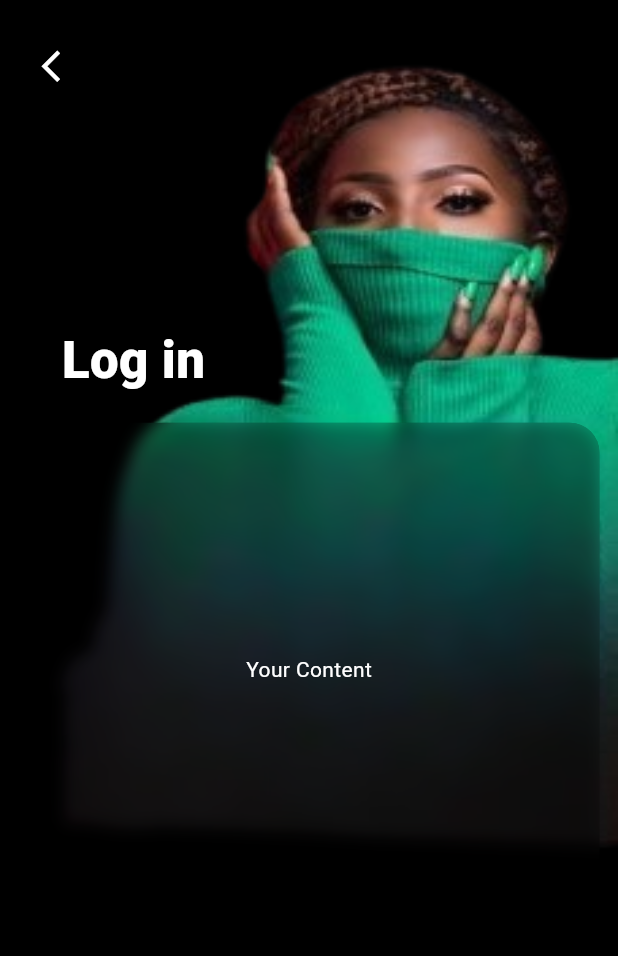
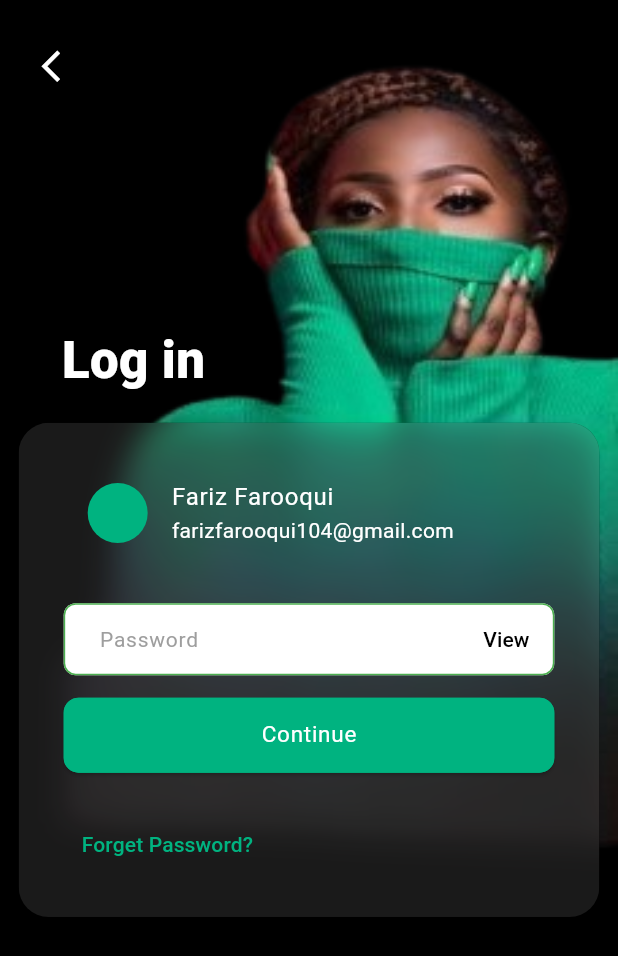
Before and after one commit to farizfarooqui/test_task, a Flutter app: the screen it shows after launch, on a phone screen of 412 x 824 dp. Shown: the top 956 px of the screen. Run offline on Flutter 3.47's test engine with Material 3 defaults, Android fonts, the phone set to English and light mode, and no system bars.

Commit message:
login screen done

```diff
--- /dev/null
+++ b/lib/Constant/app_colors.dart
@@ -0,0 +1,5 @@
+import 'package:flutter/material.dart';
+
+class AppColors {
+  static const Color green = Color(0xFF00b380);
+}
--- a/lib/Features/Authentication/login_screen.dart
+++ b/lib/Features/Authentication/login_screen.dart
@@ -1,11 +1,14 @@
 import 'dart:ui';
-
 import 'package:flutter/material.dart';
 import 'package:flutter/widgets.dart';
+import 'package:test_task/Constant/app_colors.dart';
+import 'package:test_task/Features/Authentication/widgets/custom_button.dart';
+import 'package:test_task/Features/Authentication/widgets/custom_text_field.dart';
 
+// ignore: must_be_immutable
 class LoginScreen extends StatelessWidget {
-  const LoginScreen({super.key});
-
+  LoginScreen({super.key});
+  TextEditingController passController = TextEditingController();
   @override
   Widget build(BuildContext context) {
     return Scaffold(
@@ -60,24 +63,85 @@ class LoginScreen extends StatelessWidget {
                           height: MediaQuery.of(context).size.height * 0.4,
                           width: MediaQuery.of(context).size.width * 0.94,
                           decoration: BoxDecoration(
-                            borderRadius: BorderRadius.circular(20),
-                            color: Colors.black.withOpacity(0.3),
-                          ),
+                              borderRadius: BorderRadius.circular(20),
+                              color: Colors.black.withOpacity(0.3),
+                              border: Border.all(
+                                color: Colors.transparent,
+                                width: 0.1,
+                              )),
                           child: ClipRRect(
                               borderRadius: BorderRadius.circular(20),
                               child: BackdropFilter(
                                 filter: ImageFilter.blur(
-                                  sigmaX: 5,
-                                  sigmaY: 5,
+                                  sigmaX: 10,
+                                  sigmaY: 10,
                                 ),
                                 child: Container(
-                                  color: Colors.black.withOpacity(0.1),
-                                  child: const Center(
-                                    child: Text(
-                                      'Your Content',
-                                      style: TextStyle(color: Colors.white),
-                                    ),
-                                  ),
+                                  padding: const EdgeInsets.only(
+                                      left: 30, right: 30),
+                                  color: Colors.white.withOpacity(0.1),
+                                  child: Center(
+                                      child: Column(
+                                    mainAxisAlignment: MainAxisAlignment.start,
+                                    crossAxisAlignment:
+                                        CrossAxisAlignment.start,
+                                    children: [
+                                      const Spacer(),
+                                      const ListTile(
+                                        leading: CircleAvatar(
+                                          backgroundColor: AppColors.green,
+                                        ),
+                                        title: Text(
+                                          'Fariz Farooqui',
+                                          style: TextStyle(
+                                            color: Colors.white,
+                                          ),
+                                        ),
+                                        subtitle: Text(
+                                          'farizfarooqui104@gmail.com',
+                                          style: TextStyle(
+                                            color: Colors.white,
+                                          ),
+                                        ),
+                                      ),
+                                      const Spacer(),
+                                      CustomTextField(
+                                        hintText: 'Password',
+                                        obscureText: true,
+                                        controller: passController,
+                                        suffix: TextButton(
+                                          onPressed: () {},
+                                          child: const Text(
+                                            'View',
+                                            style:
+                                                TextStyle(color: Colors.black),
+                                          ),
+                                        ),
+                                      ),
+                                      const SizedBox(
+                                        height: 15,
+                                      ),
+                                      CustomButton(
+                                        text: 'Continue',
+                                        height: 50,
+                                        backgroundColor: AppColors.green,
+                                        borderColor: AppColors.green,
+                                        textColor: Colors.white,
+                                        onPressed: () {},
+                                        textfontSize: 15,
+                                      ),
+                                      const Spacer(),
+                                      TextButton(
+                                          onPressed: () {},
+                                          child: const Text(
+                                            'Forget Password?',
+                                            style: TextStyle(
+                                              color: AppColors.green,
+                                            ),
+                                          )),
+                                      const Spacer(),
+                                    ],
+                                  )),
                                 ),
                               )),
                         ),
--- /dev/null
+++ b/lib/Features/Authentication/widgets/custom_button.dart
@@ -0,0 +1,49 @@
+import 'package:flutter/material.dart';
+
+class CustomButton extends StatelessWidget {
+  final String text;
+  final double textfontSize;
+  final Color backgroundColor;
+  final Color borderColor;
+  final Color textColor;
+  final double height;
+  final double? width;
+  final VoidCallback? onPressed;
+
+  const CustomButton({
+    super.key,
+    required this.text,
+    required this.height,
+    required this.backgroundColor,
+    required this.borderColor,
+    required this.textColor,
+    required this.onPressed,
+    this.width,
+    required this.textfontSize,
+  });
+
+  @override
+  Widget build(BuildContext context) {
+    return ElevatedButton(
+      onPressed: onPressed,
+      style: ButtonStyle(
+        backgroundColor: MaterialStateProperty.all(backgroundColor),
+        shape: MaterialStateProperty.all<RoundedRectangleBorder>(
+          RoundedRectangleBorder(
+            borderRadius: BorderRadius.circular(10),
+            side: BorderSide(width: 2, color: borderColor),
+          ),
+        ),
+        minimumSize: MaterialStateProperty.all(
+            Size(width ?? double.infinity, height)), // Butto  height and width
+      ),
+      child: Text(
+        text,
+        style: Theme.of(context)
+            .textTheme
+            .bodyLarge!
+            .copyWith(fontSize: textfontSize, color: textColor),
+      ),
+    );
+  }
+}
--- /dev/null
+++ b/lib/Features/Authentication/widgets/custom_text_field.dart
@@ -0,0 +1,67 @@
+// ignore: must_be_immutable
+import 'package:flutter/material.dart';
+
+// ignore: must_be_immutable
+class CustomTextField extends StatelessWidget {
+  final String hintText;
+  final bool obscureText;
+  final TextEditingController controller;
+  final double height;
+  final String? Function(String?)? validator;
+  Widget? suffix;
+
+  CustomTextField({
+    super.key,
+    required this.hintText,
+    required this.obscureText,
+    required this.controller,
+    this.validator,
+    this.height = 36.0,
+    this.suffix,
+  });
+
+  @override
+  Widget build(BuildContext context) {
+    return TextFormField(
+      style: const TextStyle(
+        color: Colors.black,
+        fontWeight: FontWeight.normal,
+      ),
+      onTapOutside: (event) {
+        FocusManager.instance.primaryFocus?.unfocus();
+      },
+      obscureText: obscureText,
+      controller: controller,
+      cursorColor: Colors.black,
+      decoration: InputDecoration(
+        fillColor: Colors.white,
+        filled: true,
+        suffixIcon: suffix,
+        hintText: hintText,
+        hintStyle: const TextStyle(
+          fontSize: 14,
+          color: Colors.grey,
+        ),
+        border: OutlineInputBorder(
+          borderRadius: BorderRadius.circular(8),
+        ),
+        enabledBorder: OutlineInputBorder(
+          borderRadius: BorderRadius.circular(8),
+          borderSide: const BorderSide(
+            color: Colors.green,
+            width: 1.0,
+          ),
+        ),
+        focusedBorder: OutlineInputBorder(
+          borderRadius: BorderRadius.circular(8),
+          borderSide: const BorderSide(
+            color: Colors.green,
+            width: 2.0,
+          ),
+        ),
+        contentPadding: const EdgeInsets.only(left: 20),
+      ),
+      validator: validator, // Apply the validator here
+    );
+  }
+}
--- a/lib/main.dart
+++ b/lib/main.dart
@@ -10,7 +10,7 @@ class MyApp extends StatelessWidget {
 
   @override
   Widget build(BuildContext context) {
-    return const MaterialApp(
+    return MaterialApp(
       debugShowCheckedModeBanner: false,
       home: LoginScreen(),
     );
```
